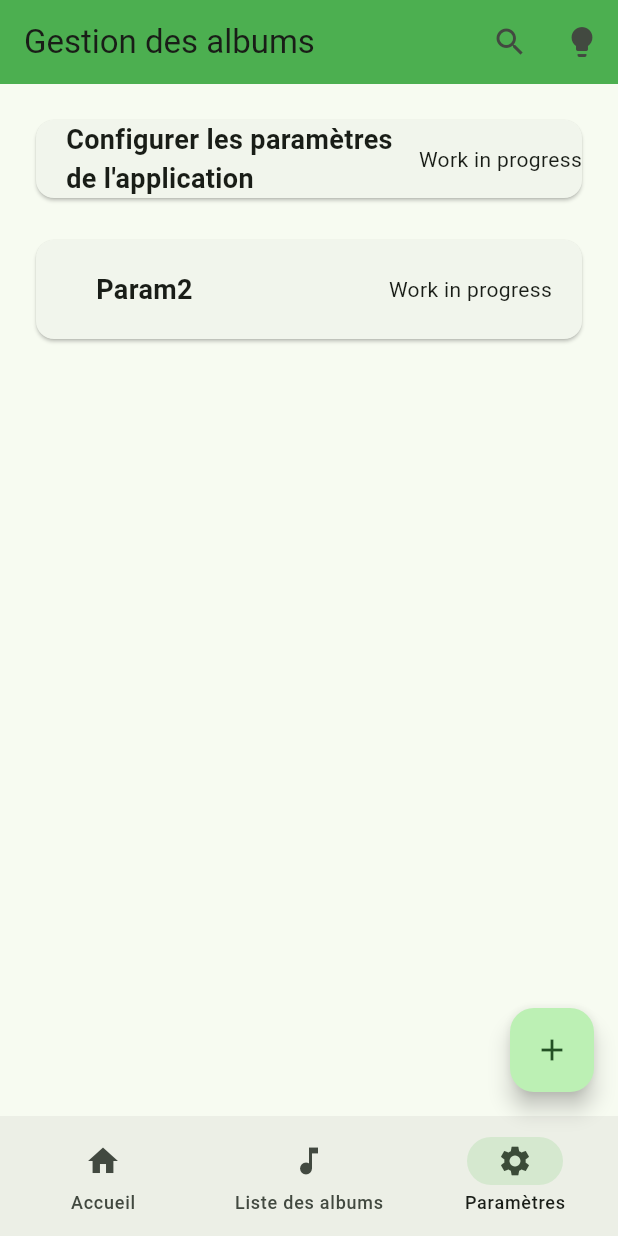
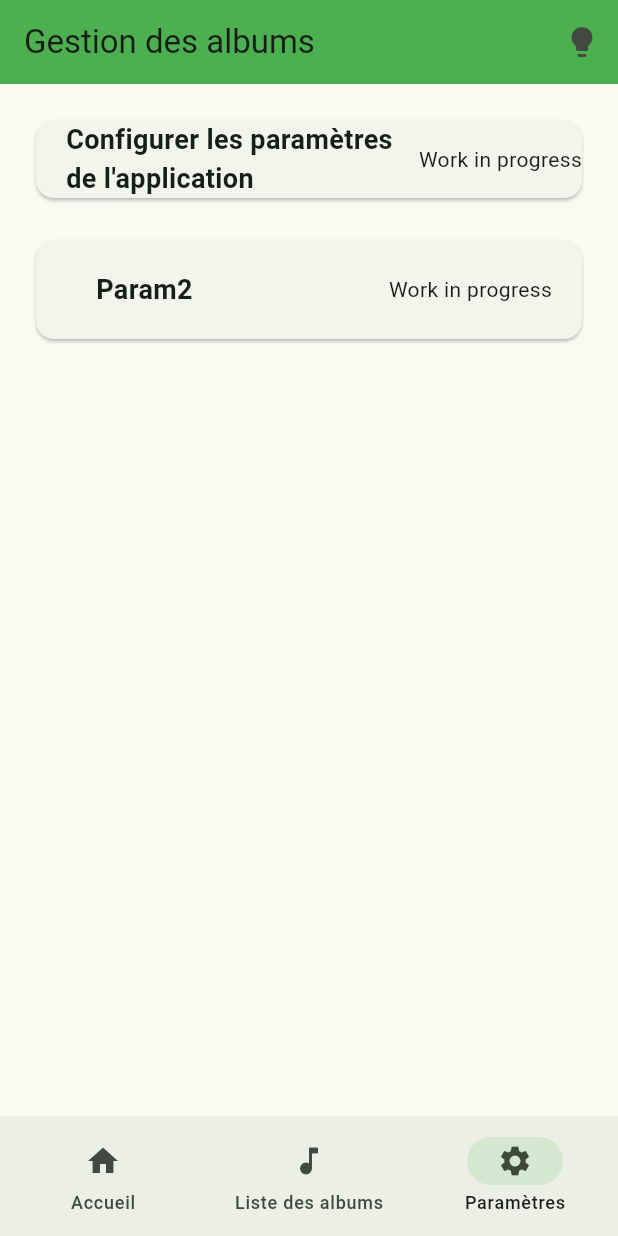
Before and after one commit to Salimousse/TP3_SLAM3, a Flutter app: the screen it shows after launch, item 3 of the bottom bar chosen, on a phone screen of 412 x 824 dp. Run offline on Flutter 3.47's test engine with Material 3 defaults, Android fonts, the light colour scheme and no system bars; our stand-ins replace carousel_slider.

Commit message:
ajout de commentaire dans le code

```diff
--- a/lib/main.dart
+++ b/lib/main.dart
@@ -87,11 +87,11 @@ class _MyHomePageState extends State<MyHomePage> {
           ),
         ],
       ),
-      floatingActionButton: FloatingActionButton(
+      floatingActionButton: _currentIndex == 0 ? FloatingActionButton(
         onPressed: _incrementCounter,
         tooltip: 'Increment',
         child: const Icon(Icons.add),
-      ),
+      ) : null,
     );
   }
 }
--- a/lib/services/album.dart
+++ b/lib/services/album.dart
@@ -20,7 +20,7 @@ class Album extends StatefulWidget {
 }
 
 class _AlbumState extends State<Album> {
-
+// fonction mise à jour de la liste des favoris
  void updateFavorite(bool newFavorite) {
     List<Map<String, dynamic>> listeAlbumDesc = FavoriAlbum.listeAlbums;
     int index = listeAlbumDesc.indexWhere((element) => element['nomAlbum'] == widget.nomAlbum);
--- a/lib/widgets/appbar.dart
+++ b/lib/widgets/appbar.dart
@@ -19,8 +19,7 @@ class AppBar_Principal extends StatefulWidget implements PreferredSizeWidget {
         backgroundColor: Colors.green,
         title: Text(widget.title),
       actions: <Widget>[
-        IconButton( icon: Icon(Icons.search),
-           onPressed: () {}),
+
            IconButton (icon : Icon(Icons.lightbulb),
            onPressed: () {}),
       ],
```
Also changed, not shown: lib/screens/page_liste_albums.dart (+7 -2 lines).
